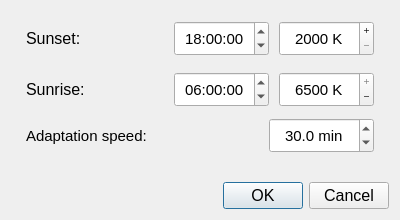
The window that src/tempscheduler.ui (ArtrixTech/DynaGammy) describes before a commit, drawn with Qt 5.
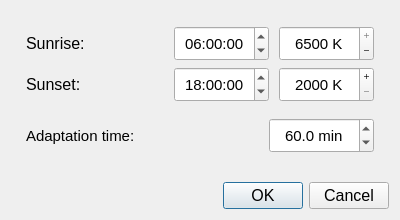
The same window after the commit. Icons and pictures are not drawn.

Commit message: Increase adaptation time limit to 180 min (#52); fix temp scheduler issues

```diff
--- a/src/tempscheduler.ui
+++ b/src/tempscheduler.ui
@@ -62,6 +62,123 @@
        <property name="bottomMargin">
         <number>0</number>
        </property>
+       <item>
+        <layout class="QHBoxLayout" name="horizontalLayout" stretch="0,0,0">
+         <property name="spacing">
+          <number>10</number>
+         </property>
+         <property name="topMargin">
+          <number>5</number>
+         </property>
+         <item>
+          <widget class="QLabel" name="label_2">
+           <property name="font">
+            <font>
+             <pointsize>12</pointsize>
+             <weight>50</weight>
+             <bold>false</bold>
+            </font>
+           </property>
+           <property name="text">
+            <string>Sunrise:</string>
+           </property>
+           <property name="alignment">
+            <set>Qt::AlignLeading|Qt::AlignLeft|Qt::AlignVCenter</set>
+           </property>
+          </widget>
+         </item>
+         <item>
+          <widget class="QTimeEdit" name="timeEndBox">
+           <property name="sizePolicy">
+            <sizepolicy hsizetype="Fixed" vsizetype="Fixed">
+             <horstretch>0</horstretch>
+             <verstretch>0</verstretch>
+            </sizepolicy>
+           </property>
+           <property name="minimumSize">
+            <size>
+             <width>95</width>
+             <height>35</height>
+            </size>
+           </property>
+           <property name="maximumSize">
+            <size>
+             <width>16777215</width>
+             <height>16777215</height>
+            </size>
+           </property>
+           <property name="font">
+            <font>
+             <pointsize>11</pointsize>
+            </font>
+           </property>
+           <property name="styleSheet">
+            <string notr="true">selection-background-color:rgb(10, 120, 240);
+selection-color:white;</string>
+           </property>
+           <property name="alignment">
+            <set>Qt::AlignCenter</set>
+           </property>
+           <property name="timeSpec">
+            <enum>Qt::LocalTime</enum>
+           </property>
+           <property name="time">
+            <time>
+             <hour>6</hour>
+             <minute>0</minute>
+             <second>0</second>
+            </time>
+           </property>
+          </widget>
+         </item>
+         <item>
+          <widget class="QSpinBox" name="tempStartBox">
+           <property name="sizePolicy">
+            <sizepolicy hsizetype="Fixed" vsizetype="Fixed">
+             <horstretch>0</horstretch>
+             <verstretch>0</verstretch>
+            </sizepolicy>
+           </property>
+           <property name="minimumSize">
+            <size>
+             <width>95</width>
+             <height>35</height>
+            </size>
+           </property>
+           <property name="font">
+            <font>
+             <pointsize>11</pointsize>
+            </font>
+           </property>
+           <property name="styleSheet">
+            <string notr="true">selection-background-color:rgb(10, 120, 240);
+selection-color:white;</string>
+           </property>
+           <property name="alignment">
+            <set>Qt::AlignCenter</set>
+           </property>
+           <property name="buttonSymbols">
+            <enum>QAbstractSpinBox::PlusMinus</enum>
+           </property>
+           <property name="suffix">
+            <string> K</string>
+           </property>
+           <property name="minimum">
+            <number>2000</number>
+           </property>
+           <property name="maximum">
+            <number>6500</number>
+           </property>
+           <property name="singleStep">
+            <number>100</number>
+           </property>
+           <property name="value">
+            <number>6500</number>
+           </property>
+          </widget>
+         </item>
+        </layout>
+       </item>
        <item>
         <layout class="QHBoxLayout" name="horizontalLayout_2" stretch="0,0,0">
          <property name="spacing">
@@ -178,123 +295,6 @@
          </item>
         </layout>
        </item>
-       <item>
-        <layout class="QHBoxLayout" name="horizontalLayout" stretch="0,0,0">
-         <property name="spacing">
-          <number>10</number>
-         </property>
-         <property name="topMargin">
-          <number>5</number>
-         </property>
-         <item>
-          <widget class="QLabel" name="label_2">
-           <property name="font">
-            <font>
-             <pointsize>12</pointsize>
-             <weight>50</weight>
-             <bold>false</bold>
-            </font>
-           </property>
-           <property name="text">
-            <string>Sunrise:</string>
-           </property>
-           <property name="alignment">
-            <set>Qt::AlignLeading|Qt::AlignLeft|Qt::AlignVCenter</set>
-           </property>
-          </widget>
-         </item>
-         <item>
-          <widget class="QTimeEdit" name="timeEndBox">
-           <property name="sizePolicy">
-            <sizepolicy hsizetype="Fixed" vsizetype="Fixed">
-             <horstretch>0</horstretch>
-             <verstretch>0</verstretch>
-            </sizepolicy>
-           </property>
-           <property name="minimumSize">
-            <size>
-             <width>95</width>
-             <height>35</height>
-            </size>
-           </property>
-           <property name="maximumSize">
-            <size>
-             <width>16777215</width>
-             <height>16777215</height>
-            </size>
-           </property>
-           <property name="font">
-            <font>
-             <pointsize>11</pointsize>
-            </font>
-           </property>
-           <property name="styleSheet">
-            <string notr="true">selection-background-color:rgb(10, 120, 240);
-selection-color:white;</string>
-           </property>
-           <property name="alignment">
-            <set>Qt::AlignCenter</set>
-           </property>
-           <property name="timeSpec">
-            <enum>Qt::LocalTime</enum>
-           </property>
-           <property name="time">
-            <time>
-             <hour>6</hour>
-             <minute>0</minute>
-             <second>0</second>
-            </time>
-           </property>
-          </widget>
-         </item>
-         <item>
-          <widget class="QSpinBox" name="tempStartBox">
-           <property name="sizePolicy">
-            <sizepolicy hsizetype="Fixed" vsizetype="Fixed">
-             <horstretch>0</horstretch>
-             <verstretch>0</verstretch>
-            </sizepolicy>
-           </property>
-           <property name="minimumSize">
-            <size>
-             <width>95</width>
-             <height>35</height>
-            </size>
-           </property>
-           <property name="font">
-            <font>
-             <pointsize>11</pointsize>
-            </font>
-           </property>
-           <property name="styleSheet">
-            <string notr="true">selection-background-color:rgb(10, 120, 240);
-selection-color:white;</string>
-           </property>
-           <property name="alignment">
-            <set>Qt::AlignCenter</set>
-           </property>
-           <property name="buttonSymbols">
-            <enum>QAbstractSpinBox::PlusMinus</enum>
-           </property>
-           <property name="suffix">
-            <string> K</string>
-           </property>
-           <property name="minimum">
-            <number>2000</number>
-           </property>
-           <property name="maximum">
-            <number>6500</number>
-           </property>
-           <property name="singleStep">
-            <number>100</number>
-           </property>
-           <property name="value">
-            <number>6500</number>
-           </property>
-          </widget>
-         </item>
-        </layout>
-       </item>
        <item>
         <layout class="QHBoxLayout" name="horizontalLayout_4">
          <property name="spacing">
@@ -315,7 +315,7 @@
          <item>
           <widget class="QLabel" name="label_3">
            <property name="text">
-            <string>Adaptation speed:</string>
+            <string>Adaptation time:</string>
            </property>
           </widget>
          </item>
@@ -346,13 +346,13 @@
             <double>0.100000000000000</double>
            </property>
            <property name="maximum">
-            <double>60.000000000000000</double>
+            <double>180.000000000000000</double>
            </property>
            <property name="stepType">
             <enum>QAbstractSpinBox::DefaultStepType</enum>
            </property>
            <property name="value">
-            <double>30.000000000000000</double>
+            <double>60.000000000000000</double>
            </property>
           </widget>
          </item>
```
The commit also changes 2 other files.
